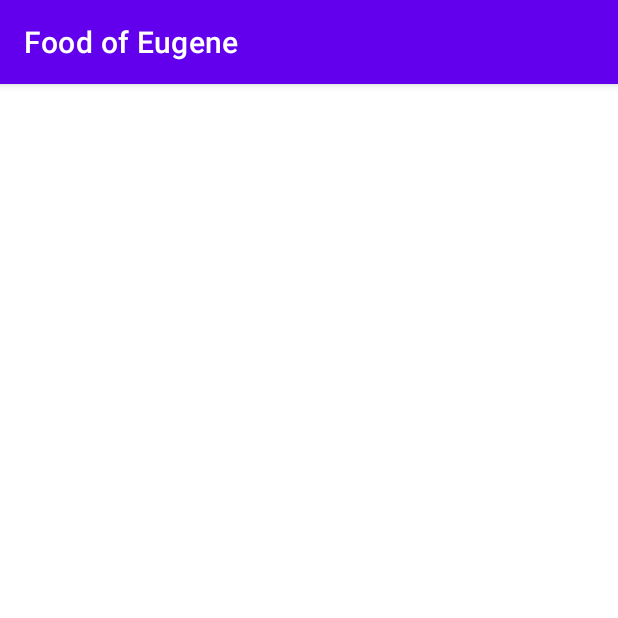
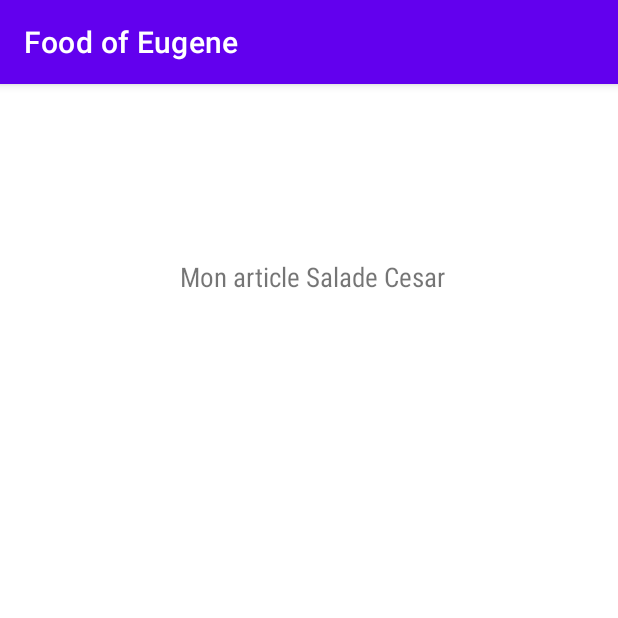
Before and after one commit to Eugeneconstant/FoodofEugene, an Android app: the screen it shows after launch (DetailActivity), on a phone screen of 412 x 824 dp, the top half of it. Run offline under Robolectric (Android 15) with nearby library versions, the phone set to English and light mode, and no system bars.

```diff
--- a/app/src/main/java/fr/isen/eugene/foodofeugene/DetailActivity.kt
+++ b/app/src/main/java/fr/isen/eugene/foodofeugene/DetailActivity.kt
@@ -2,10 +2,14 @@ package fr.isen.eugene.foodofeugene
 
 import androidx.appcompat.app.AppCompatActivity
 import android.os.Bundle
+import fr.isen.eugene.foodofeugene.databinding.ActivityDetailBinding
 
 class DetailActivity : AppCompatActivity() {
+
+    private lateinit var binding: ActivityDetailBinding
     override fun onCreate(savedInstanceState: Bundle?) {
         super.onCreate(savedInstanceState)
-        setContentView(R.layout.activity_detail)
+        binding = ActivityDetailBinding.inflate(layoutInflater)
+        setContentView(binding.root)
     }
 }
--- a/app/src/main/res/layout/activity_detail.xml
+++ b/app/src/main/res/layout/activity_detail.xml
@@ -6,4 +6,15 @@
     android:layout_height="match_parent"
     tools:context=".DetailActivity">
 
+    <TextView
+        android:id="@+id/DetailText"
+        android:layout_width="wrap_content"
+        android:layout_height="wrap_content"
+        android:layout_marginStart="120dp"
+        android:layout_marginTop="116dp"
+        android:fontFamily="sans-serif-condensed"
+        android:text="@string/mon_article_salade_cesar"
+        android:textSize="18sp"
+        app:layout_constraintStart_toStartOf="parent"
+        app:layout_constraintTop_toTopOf="parent" />
 </androidx.constraintlayout.widget.ConstraintLayout>
--- a/app/src/main/res/layout/cell_category.xml
+++ b/app/src/main/res/layout/cell_category.xml
@@ -2,6 +2,7 @@
 <androidx.constraintlayout.widget.ConstraintLayout xmlns:android="http://schemas.android.com/apk/res/android"
     xmlns:app="http://schemas.android.com/apk/res-auto"
     xmlns:tools="http://schemas.android.com/tools"
+    android:id="@+id/cellLayout"
     android:layout_width="match_parent"
     android:layout_height="wrap_content">
 
--- a/app/src/main/res/values/strings.xml
+++ b/app/src/main/res/values/strings.xml
@@ -12,4 +12,5 @@
     <string name="todo">TODO</string>
     <string name="image">TODO</string>
     <string name="string_image">salade_cesar</string>
+    <string name="mon_article_salade_cesar">Mon article Salade Cesar</string>
 </resources>
```
Also changed, not shown: app/src/main/java/fr/isen/eugene/foodofeugene/CategoryActivity.kt (+12 -4 lines), app/src/main/java/fr/isen/eugene/foodofeugene/CategoryAdapter.kt (+13 -2 lines).
